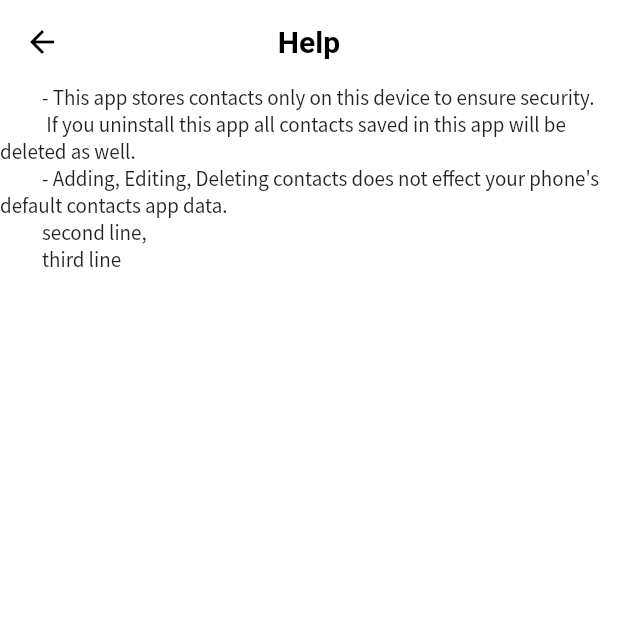
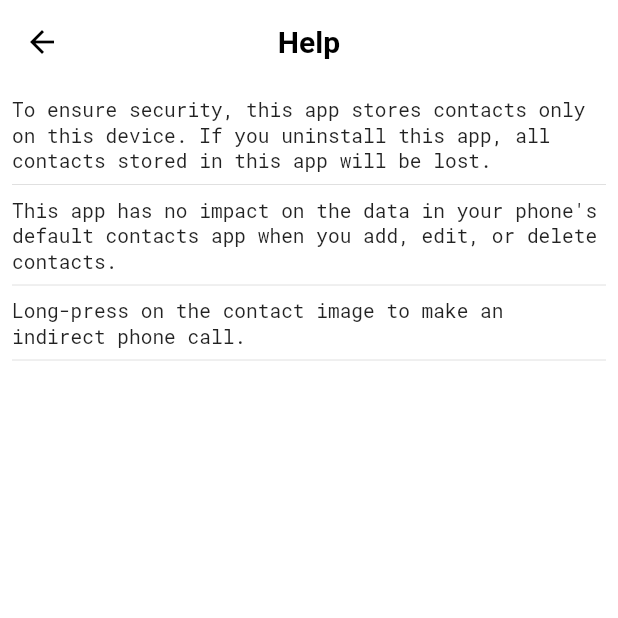
Before and after one commit to islam-ahsanul/Quick-Contacts, a Flutter app: the HelpScreen screen opened by its route, on a phone screen of 412 x 824 dp, the top half of it. Run offline on Flutter 3.47's test engine with Material 2 defaults, Android fonts, the phone set to English and light mode, and no system bars; our stand-ins replace animated_text_kit, flutter_sticky_header, image_picker, shared_preferences, sqflite; missing offline and left inert: flutter_phone_direct_caller, flutter_scrolling_fab_animated; accounts and stored records are empty; Roboto replaces fonts that are missing (MPLUSRounded).

Commit message:
improved details, help and edit screens

```diff
--- a/lib/screens/contacts_detail_screen.dart
+++ b/lib/screens/contacts_detail_screen.dart
@@ -163,9 +163,12 @@ class _ContactDetailScreenState extends State<ContactDetailScreen> {
                     onPressed: () => showDialog(
                       context: context,
                       builder: (BuildContext context) => AlertDialog(
+                        shape: RoundedRectangleBorder(
+                          borderRadius: BorderRadius.circular(25),
+                        ),
                         title: Text(
-                          'Delete this contact?',
-                          textAlign: TextAlign.center,
+                          'Do you want to delete this contact?',
+                          // textAlign: TextAlign.center,
                           style: TextStyle(
                             fontFamily: 'MPLUSRounded',
                             fontWeight: FontWeight.bold,
@@ -196,7 +199,7 @@ class _ContactDetailScreenState extends State<ContactDetailScreen> {
                                   duration: Duration(seconds: 3),
                                   backgroundColor: Colors.black,
                                   content: Text(
-                                    'Deleted the contact. Refresh the page to see effect.',
+                                    'Contact has been deleted.\nPlease refresh the page to see the result.',
                                     textAlign: TextAlign.center,
                                     style: TextStyle(
                                       fontFamily: 'SourceSansPro',
--- a/lib/screens/help_screen.dart
+++ b/lib/screens/help_screen.dart
@@ -20,13 +20,38 @@ class HelpScreen extends StatelessWidget {
         ),
         centerTitle: true,
       ),
-      body: Container(
-        child: Text('''
-          - This app stores contacts only on this device to ensure security.
-           If you uninstall this app all contacts saved in this app will be deleted as well.
-          - Adding, Editing, Deleting contacts does not effect your phone's default contacts app data.
-          second line,
-          third line'''),
+      body: Padding(
+        padding: const EdgeInsets.all(8.0),
+        child: Container(
+          child: ListView(
+            children: [
+              Text(
+                'To ensure security, this app stores contacts only on this device. If you uninstall this app, all contacts stored in this app will be lost.',
+                style: TextStyle(
+                  fontFamily: 'RobotoMono',
+                  fontSize: 13,
+                ),
+              ),
+              Divider(),
+              Text(
+                'This app has no impact on the data in your phone\'s default contacts app when you add, edit, or delete contacts.',
+                style: TextStyle(
+                  fontFamily: 'RobotoMono',
+                  fontSize: 13,
+                ),
+              ),
+              Divider(),
+              Text(
+                'Long-press on the contact image to make an indirect phone call.',
+                style: TextStyle(
+                  fontFamily: 'RobotoMono',
+                  fontSize: 13,
+                ),
+              ),
+              Divider(),
+            ],
+          ),
+        ),
       ),
     );
   }
--- a/pubspec.yaml
+++ b/pubspec.yaml
@@ -40,6 +40,7 @@ dependencies:
   shared_preferences: ^2.0.13
   url_launcher: ^6.1.0
   flutter_phone_direct_caller: ^2.1.1
+  animated_text_kit: ^4.2.1
 
 
   # The following adds the Cupertino Icons font to your application.
```
Also changed, not shown: lib/screens/about_screen.dart (+20 -1 lines), pubspec.lock.
